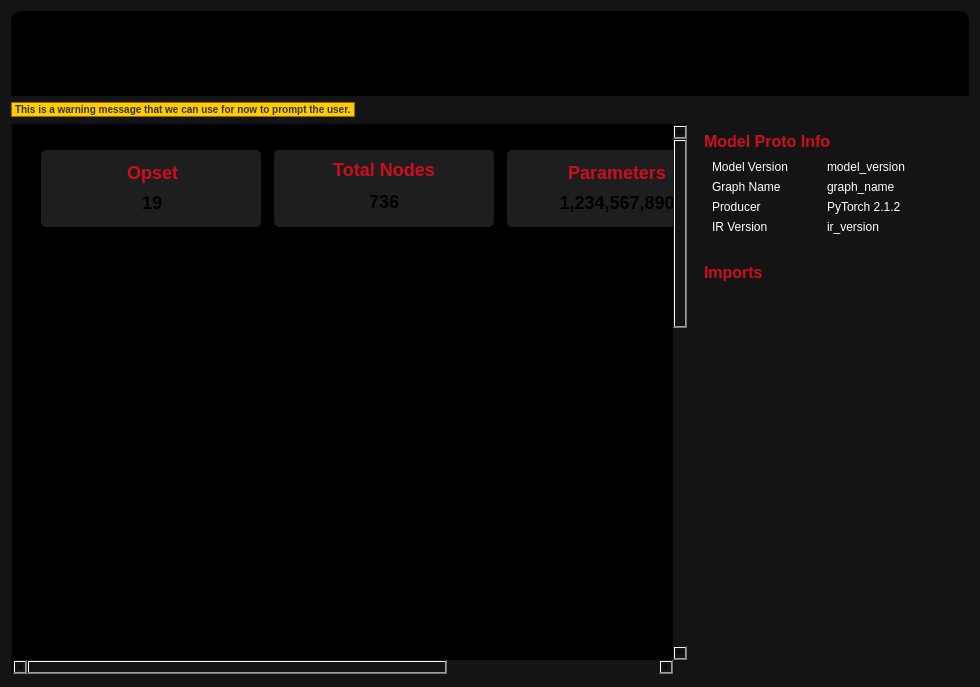
Before: the Qt Designer form src/digest/ui/modelsummary.ui in onnx/digestai, drawn with Qt 5.
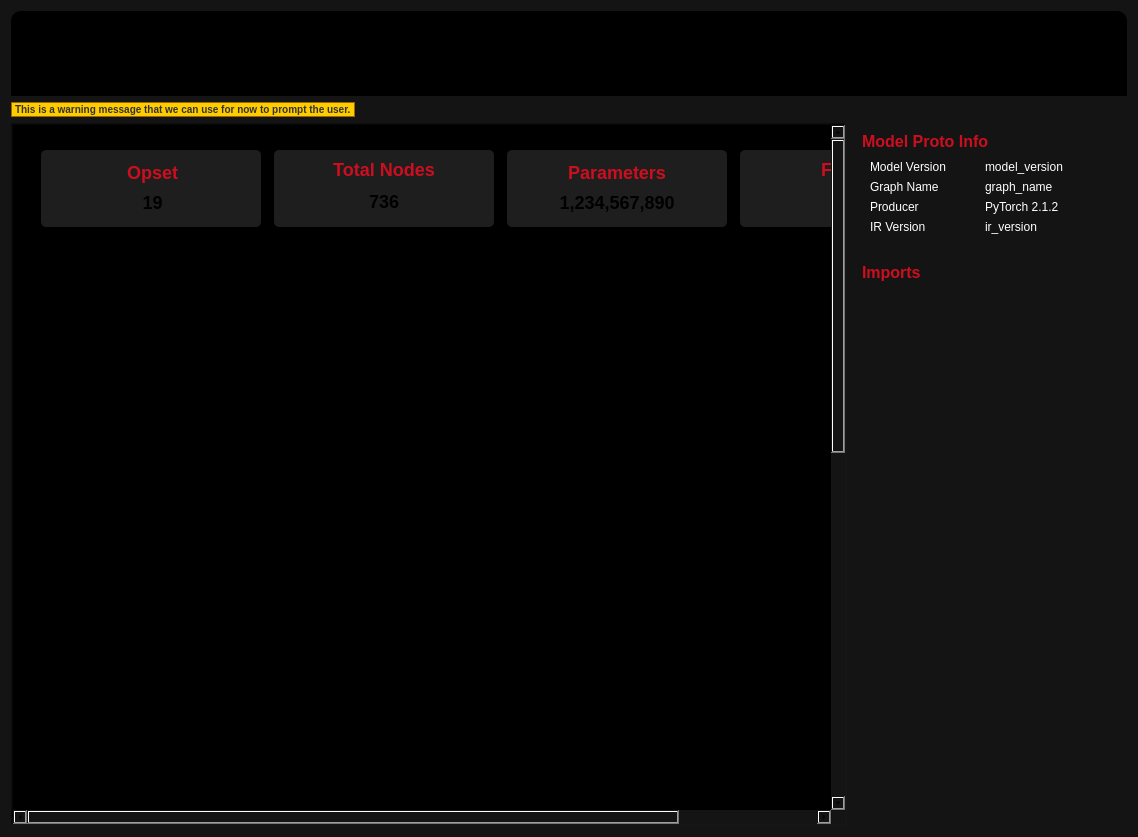
After: the same form once the commit is applied. Icons and pictures are not drawn. Custom widgets are drawn as their Qt base class.

```diff
--- a/src/digest/ui/modelsummary.ui
+++ b/src/digest/ui/modelsummary.ui
@@ -6,8 +6,8 @@
    <rect>
     <x>0</x>
     <y>0</y>
-    <width>980</width>
-    <height>687</height>
+    <width>1138</width>
+    <height>837</height>
    </rect>
   </property>
   <property name="sizePolicy">
@@ -153,11 +153,17 @@
         <property name="geometry">
          <rect>
           <x>0</x>
-          <y>0</y>
+          <y>-776</y>
           <width>991</width>
-          <height>1453</height>
+          <height>1443</height>
          </rect>
         </property>
+        <property name="sizePolicy">
+         <sizepolicy hsizetype="Preferred" vsizetype="MinimumExpanding">
+          <horstretch>0</horstretch>
+          <verstretch>0</verstretch>
+         </sizepolicy>
+        </property>
         <property name="styleSheet">
          <string notr="true">background-color: black;</string>
         </property>
@@ -244,7 +250,7 @@
                   <property name="rightMargin">
                    <number>6</number>
                   </property>
-                  <item alignment="Qt::AlignmentFlag::AlignHCenter">
+                  <item>
                    <widget class="QLabel" name="opsetLabel">
                     <property name="sizePolicy">
                      <sizepolicy hsizetype="Preferred" vsizetype="Fixed">
@@ -271,7 +277,7 @@
                     </property>
                    </widget>
                   </item>
-                  <item alignment="Qt::AlignmentFlag::AlignHCenter">
+                  <item>
                    <widget class="QLabel" name="opsetVersion">
                     <property name="sizePolicy">
                      <sizepolicy hsizetype="Preferred" vsizetype="Fixed">
@@ -1218,7 +1224,7 @@
           </property>
          </widget>
         </item>
-        <item alignment="Qt::AlignmentFlag::AlignRight">
+        <item>
          <widget class="QTableWidget" name="modelProtoTable">
           <property name="sizePolicy">
            <sizepolicy hsizetype="Preferred" vsizetype="Preferred">
```
Left out of the diff: 56 changed lines with no effect on the pictures.
